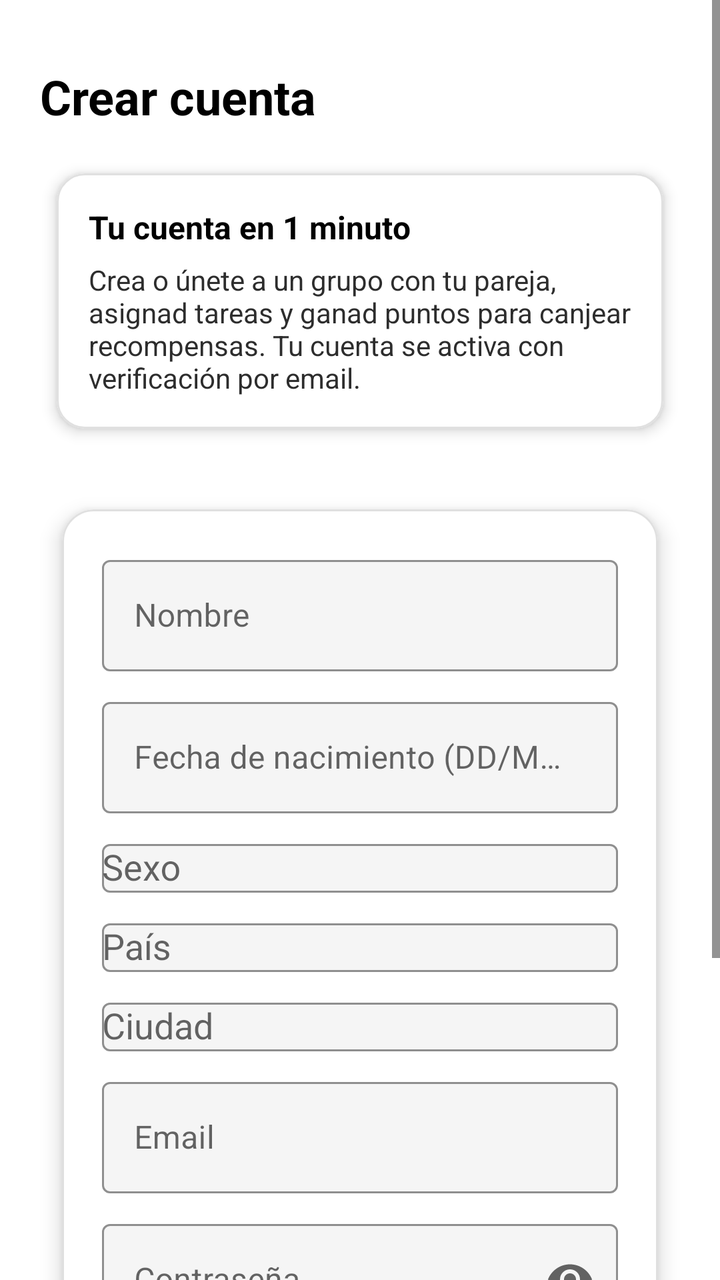
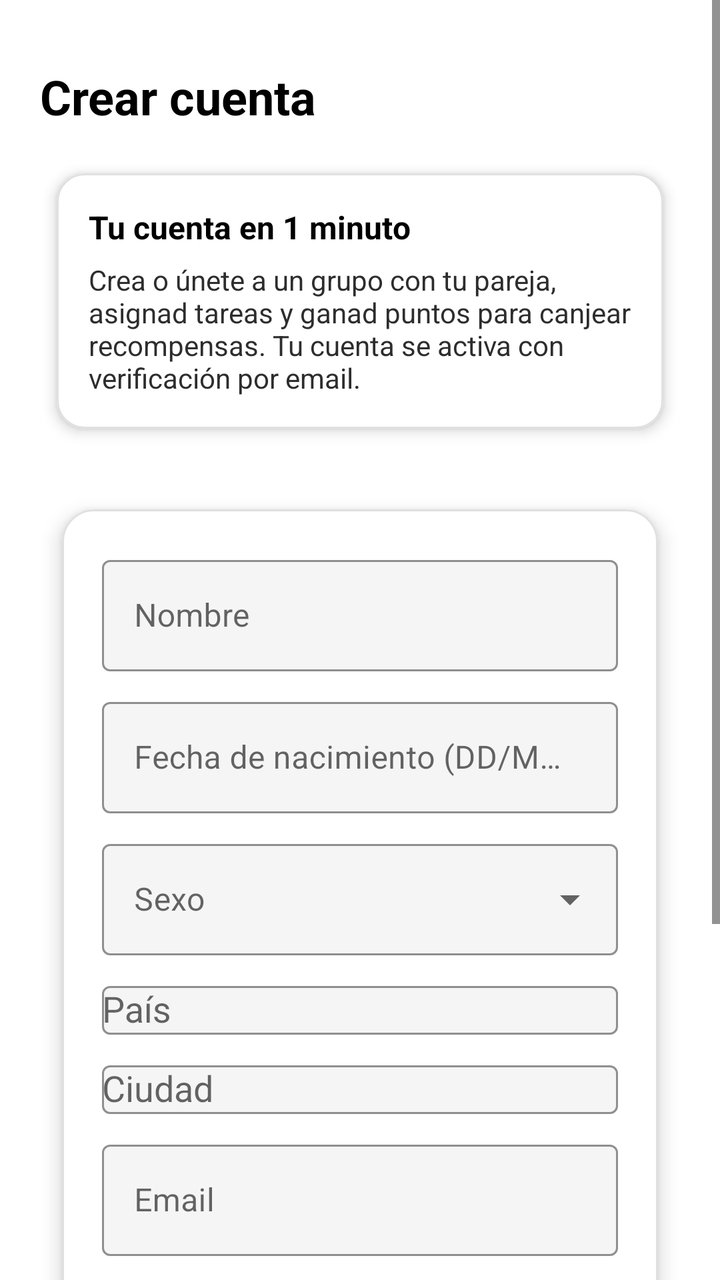

The first picture is an Android layout as it rendered before a commit; the second is the same layout after the commit. The layout source and the unified diff follow.
<!-- AndroidManifest.xml: application theme Theme.TFG -->
<!-- res/layout/fragment_registro.xml -->
<?xml version="1.0" encoding="utf-8"?>
<ScrollView xmlns:android="http://schemas.android.com/apk/res/android"
    xmlns:app="http://schemas.android.com/apk/res-auto"
    xmlns:tools="http://schemas.android.com/tools"
    android:layout_width="match_parent"
    android:layout_height="match_parent"
    android:fillViewport="true"
    android:background="@color/fondo"
    tools:context="com.example.tfg.vista.FragmentRegistro">

    <LinearLayout
        android:layout_width="match_parent"
        android:layout_height="wrap_content"
        android:orientation="vertical"
        android:paddingTop="32dp"
        android:paddingStart="20dp"
        android:paddingEnd="20dp"
        android:paddingBottom="72dp">

        <TextView
            android:layout_width="wrap_content"
            android:layout_height="wrap_content"
            android:text="Crear cuenta"
            android:textSize="24sp"
            android:textStyle="bold"
            android:textColor="@color/texto_principal"
            android:layout_marginBottom="12dp" />

        <com.google.android.material.card.MaterialCardView
            android:layout_width="match_parent"
            android:layout_height="wrap_content"
            android:layout_marginBottom="16dp"
            app:cardCornerRadius="14dp"
            app:cardElevation="4dp"
            app:cardBackgroundColor="@color/white"
            app:strokeColor="@color/divisor"
            app:strokeWidth="1dp">

            <LinearLayout
                android:layout_width="match_parent"
                android:layout_height="wrap_content"
                android:orientation="vertical"
                android:padding="16dp">

                <TextView
                    android:layout_width="wrap_content"
                    android:layout_height="wrap_content"
                    android:text="@string/registro_intro_titulo"
                    android:textColor="@color/texto_principal"
                    android:textSize="16sp"
                    android:textStyle="bold" />

                <TextView
                    android:layout_width="match_parent"
                    android:layout_height="wrap_content"
                    android:layout_marginTop="6dp"
                    android:text="@string/registro_intro_texto"
                    android:textColor="@color/texto_secundario"
                    android:textSize="14sp" />
            </LinearLayout>
        </com.google.android.material.card.MaterialCardView>

        <com.google.android.material.card.MaterialCardView
            android:id="@+id/cardRegistro"
            android:layout_width="match_parent"
            android:layout_height="wrap_content"
            app:cardCornerRadius="16dp"
            app:cardElevation="6dp"
            app:cardBackgroundColor="@color/white"
            app:strokeColor="@color/divisor"
            app:strokeWidth="1dp">

            <LinearLayout
                android:layout_width="match_parent"
                android:layout_height="wrap_content"
                android:orientation="vertical"
                android:padding="20dp" android:paddingBottom="76dp">

                <com.google.android.material.textfield.TextInputLayout
                    style="@style/Widget.MaterialComponents.TextInputLayout.OutlinedBox"
                    android:layout_width="match_parent"
                    android:layout_height="wrap_content"
                    android:hint="@string/nombre_hint"
                    app:boxBackgroundColor="#F5F5F5"
                    app:boxStrokeColor="@color/negro"
                    app:hintTextColor="@color/gris">

                    <com.google.android.material.textfield.TextInputEditText
                        android:id="@+id/etNombre"
                        android:layout_width="match_parent"
                        android:layout_height="wrap_content"
                        android:autofillHints="name"
                        android:imeOptions="flagNoExtractUi"
                        android:textColor="@color/texto_principal"
                        android:textColorHint="@color/gris" />
                </com.google.android.material.textfield.TextInputLayout>

                <com.google.android.material.textfield.TextInputLayout
                    android:id="@+id/til_fecha_nacimiento"
                    style="@style/Widget.MaterialComponents.TextInputLayout.OutlinedBox"
                    android:layout_width="match_parent"
                    android:layout_height="wrap_content"
                    android:layout_marginTop="10dp"
                    android:hint="@string/fecha_nacimiento_hint"
                    app:boxBackgroundColor="#F5F5F5"
                    app:boxStrokeColor="@color/negro"
                    app:hintTextColor="@color/gris">

                    <com.google.android.material.textfield.TextInputEditText
                        android:id="@+id/etFechaNacimiento"
                        android:layout_width="match_parent"
                        android:layout_height="wrap_content"
                        android:imeOptions="flagNoExtractUi"
                        android:inputType="date"
                        android:textColor="@color/texto_principal"
                        android:textColorHint="@color/gris" />
                </com.google.android.material.textfield.TextInputLayout>

                <com.google.android.material.textfield.TextInputLayout
                    android:id="@+id/til_sexo"
                    style="@style/Widget.MaterialComponents.TextInputLayout.OutlinedBox"
                    android:layout_width="match_parent"
                    android:layout_height="wrap_content"
                    android:layout_marginTop="10dp"
                    android:hint="@string/sexo_hint"
                    app:boxBackgroundColor="#F5F5F5"
                    app:boxStrokeColor="@color/negro"
                    app:hintTextColor="@color/gris">

                    <AutoCompleteTextView
                        android:id="@+id/spSexo"
                        android:layout_width="match_parent"
                        android:layout_height="wrap_content"
                        android:inputType="none"
                        android:textColor="@color/texto_principal"
                        android:textColorHint="@color/gris" />
                </com.google.android.material.textfield.TextInputLayout>

                <com.google.android.material.textfield.TextInputLayout
                    android:id="@+id/til_pais"
                    style="@style/Widget.MaterialComponents.TextInputLayout.OutlinedBox"
                    android:layout_width="match_parent"
                    android:layout_height="wrap_content"
                    android:layout_marginTop="10dp"
                    android:hint="@string/pais_hint"
                    app:boxBackgroundColor="#F5F5F5"
                    app:boxStrokeColor="@color/negro"
                    app:hintTextColor="@color/gris">

                    <AutoCompleteTextView
                        android:id="@+id/etPais"
                        android:layout_width="match_parent"
                        android:layout_height="wrap_content"
                        android:imeOptions="flagNoExtractUi"
                        android:textColor="@color/texto_principal"
                        android:textColorHint="@color/gris" />
                </com.google.android.material.textfield.TextInputLayout>

                <com.google.android.material.textfield.TextInputLayout
                    android:id="@+id/til_ciudad"
                    style="@style/Widget.MaterialComponents.TextInputLayout.OutlinedBox"
                    android:layout_width="match_parent"
                    android:layout_height="wrap_content"
                    android:layout_marginTop="10dp"
                    android:hint="@string/ciudad_hint"
                    app:boxBackgroundColor="#F5F5F5"
                    app:boxStrokeColor="@color/negro"
                    app:hintTextColor="@color/gris">

                    <AutoCompleteTextView
                        android:id="@+id/etCiudad"
                        android:layout_width="match_parent"
                        android:layout_height="wrap_content"
                        android:imeOptions="flagNoExtractUi"
                        android:textColor="@color/texto_principal"
                        android:textColorHint="@color/gris" />
                </com.google.android.material.textfield.TextInputLayout>

                <com.google.android.material.textfield.TextInputLayout
                    android:id="@+id/til_email"
                    style="@style/Widget.MaterialComponents.TextInputLayout.OutlinedBox"
                    android:layout_width="match_parent"
                    android:layout_height="wrap_content"
                    android:layout_marginTop="10dp"
                    android:hint="@string/email_hint"
                    app:boxBackgroundColor="#F5F5F5"
                    app:boxStrokeColor="@color/negro"
                    app:hintTextColor="@color/gris">

                    <com.google.android.material.textfield.TextInputEditText
                        android:id="@+id/etEmail"
                        android:layout_width="match_parent"
                        android:layout_height="wrap_content"
                        android:autofillHints="emailAddress"
                        android:imeOptions="flagNoExtractUi"
                        android:inputType="textEmailAddress"
                        android:textColor="@color/texto_principal"
                        android:textColorHint="@color/gris" />
                </com.google.android.material.textfield.TextInputLayout>

                <com.google.android.material.textfield.TextInputLayout
                    android:id="@+id/til_password"
                    style="@style/Widget.MaterialComponents.TextInputLayout.OutlinedBox"
                    android:layout_width="match_parent"
                    android:layout_height="wrap_content"
                    android:layout_marginTop="10dp"
                    android:hint="@string/contrasena_hint"
                    app:boxBackgroundColor="#F5F5F5"
                    app:boxStrokeColor="@color/negro"
                    app:hintTextColor="@color/gris"
                    app:endIconMode="password_toggle">

                    <com.google.android.material.textfield.TextInputEditText
                        android:id="@+id/etPassword"
                        android:layout_width="match_parent"
                        android:layout_height="wrap_content"
                        android:autofillHints="password"
                        android:imeOptions="flagNoExtractUi"
                        android:inputType="textPassword"
                        android:textColor="@color/texto_principal"
                        android:textColorHint="@color/gris" />
                </com.google.android.material.textfield.TextInputLayout>

                <com.google.android.material.button.MaterialButton
                    android:id="@+id/btnRegistrar"
                    android:layout_width="match_parent"
                    android:layout_height="wrap_content"
                    android:layout_marginTop="20dp"
                    style="@style/Widget.MaterialComponents.Button"
                    app:cornerRadius="10dp"
                    android:backgroundTint="@color/negro"
                    android:text="@string/registrar"
                    android:textColor="@color/white"
                    android:textAllCaps="false"
                    android:textSize="16sp"
                    android:paddingTop="14dp"
                    android:paddingBottom="14dp" />

            </LinearLayout>

        </com.google.android.material.card.MaterialCardView>

    </LinearLayout>

</ScrollView>
<!-- resources referenced by this layout -->
<resources>
  <color name="divisor">#E0E0E0</color>
  <color name="fondo">#FFFFFF</color>
  <color name="gris">#888888</color>
  <color name="negro">#000000</color>
  <color name="texto_principal">#000000</color>
  <color name="texto_secundario">#2D2D2D</color>
  <color name="white">#FFFFFF</color>
  <string name="ciudad_hint">Ciudad</string>
  <string name="contrasena_hint">Contraseña</string>
  <string name="email_hint">Email</string>
  <string name="fecha_nacimiento_hint">Fecha de nacimiento (DD/MM/AAAA)</string>
  <string name="nombre_hint">Nombre</string>
  <string name="pais_hint">País</string>
  <string name="registrar">Registrar</string>
  <string name="registro_intro_texto">Crea o únete a un grupo con tu pareja, asignad tareas y ganad puntos para canjear recompensas. Tu cuenta se activa con verificación por email.</string>
  <string name="registro_intro_titulo">Tu cuenta en 1 minuto</string>
  <string name="sexo_hint">Sexo</string>
  <style name="Theme.TFG" parent="Tema.TFG.Moderno" />
  <color name="primario">#000000</color>
  <color name="on_acento">#FFFFFF</color>
  <color name="superficie">#FFFFFF</color>
  <style name="Widget.TFG.Tarjeta" parent="Widget.MaterialComponents.CardView">
          <item name="cardCornerRadius">12dp</item>
          <item name="cardUseCompatPadding">true</item>
          <item name="cardElevation">4dp</item>
          <item name="cardBackgroundColor">@color/white</item>
          <item name="strokeColor">@color/divisor</item>
          <item name="strokeWidth">1dp</item>
      </style>
  <style name="Widget.TFG.EditText" parent="@style/Widget.MaterialComponents.TextInputEditText.OutlinedBox">
          <item name="android:textColor">@color/texto_principal</item>
          <item name="android:textColorHint">@color/gris</item>
          <item name="android:background">@drawable/bg_input_campo</item>
          <item name="android:padding">12dp</item>
      </style>
  <style name="TextAppearance.TFG.Cuerpo" parent="TextAppearance.MaterialComponents.Body1">
          <item name="android:textColor">@color/texto_secundario</item>
          <item name="android:textSize">14sp</item>
      </style>
  <style name="TextAppearance.TFG.Titulo" parent="TextAppearance.MaterialComponents.Headline6">
          <item name="android:textColor">@color/texto_principal</item>
          <item name="android:textStyle">bold</item>
          <item name="android:textSize">20sp</item>
      </style>
  <style name="Widget.TFG.BottomNav" parent="Widget.MaterialComponents.BottomNavigationView">
          <item name="android:minHeight">0dp</item>
          <item name="android:paddingTop">4dp</item>
          <item name="android:paddingBottom">4dp</item>
          <item name="itemPaddingTop">4dp</item>
          <item name="itemPaddingBottom">4dp</item>
          <item name="itemTextAppearanceActive">@style/TextAppearance.TFG.NavLabel</item>
          <item name="itemTextAppearanceInactive">@style/TextAppearance.TFG.NavLabel</item>
      </style>
  <style name="TextAppearance.TFG.NavLabel" parent="TextAppearance.MaterialComponents.Caption">
          <item name="android:textSize">10sp</item>
      </style>
  <!-- unchanged entries left out for length: 2 -->
</resources>

<!-- the commit's change to res/layout/fragment_registro.xml (unified diff, before → after) -->
@@ -118,7 +118,7 @@
 
                 <com.google.android.material.textfield.TextInputLayout
                     android:id="@+id/til_sexo"
-                    style="@style/Widget.MaterialComponents.TextInputLayout.OutlinedBox"
+                    style="@style/Widget.MaterialComponents.TextInputLayout.OutlinedBox.ExposedDropdownMenu"
                     android:layout_width="match_parent"
                     android:layout_height="wrap_content"
                     android:layout_marginTop="10dp"
